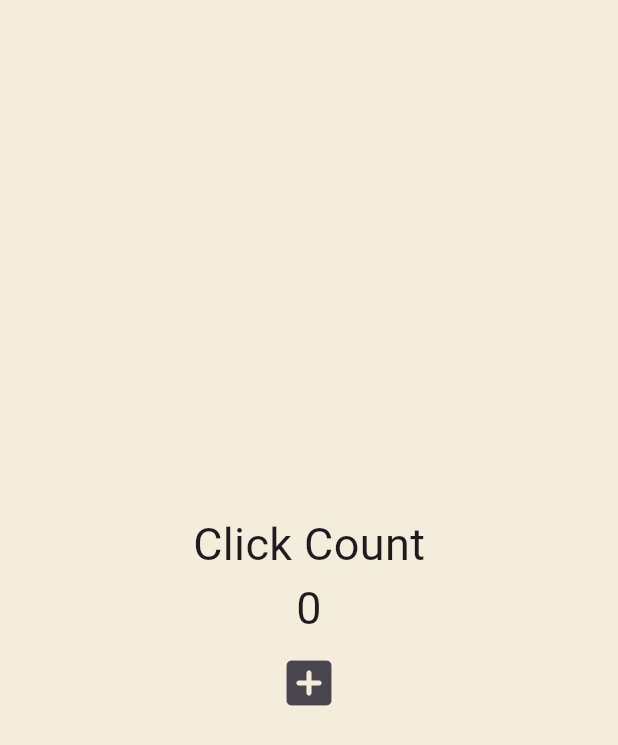
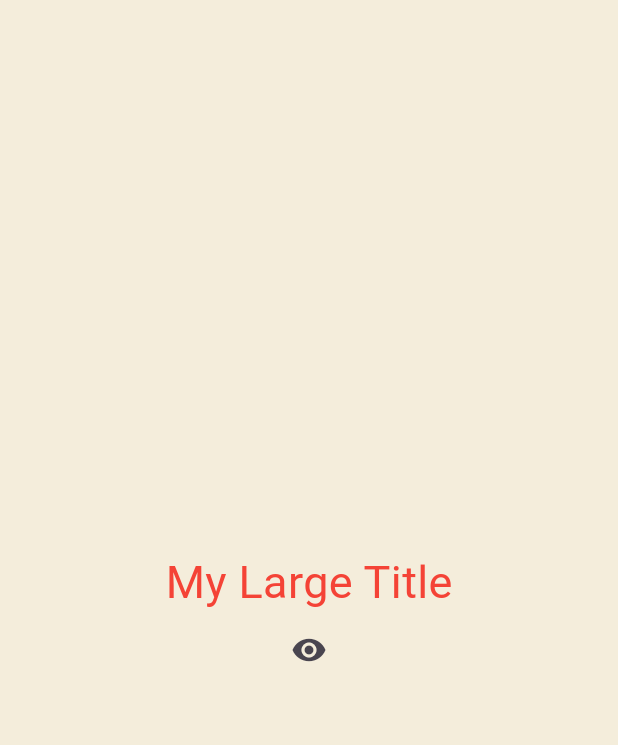
Before and after one commit to GemGemMin/FlutterFomodoroApp, a Flutter app: the screen it shows after launch, on a phone screen of 412 x 824 dp. Shown: the top 745 px of the screen. Run offline on Flutter 3.47's test engine with Material 3 defaults, Android fonts, the phone set to English and light mode, and no system bars.

```diff
--- a/lib/main.dart
+++ b/lib/main.dart
@@ -12,40 +12,50 @@ class App extends StatefulWidget {
 }
 
 class _AppState extends State<App> {
-  int counter = 0;
+  bool showTitle = true;
 
-  void onClicked() {
+  void toggleTitle() {
     setState(() {
-      counter++;
+      showTitle = !showTitle;
     });
   }
 
   @override
+  void initState() {
+    // TODO: implement initState
+    super.initState();
+    print('initState');
+  }
+
+  @override
+  void dispose() {
+    // 위젯이 스크린에서 제거될 때 호출되는 메소드
+    // TODO: implement dispose
+    super.dispose();
+    print('dispose');
+  }
+
+  @override
   Widget build(BuildContext context) {
+    print('build');
     return MaterialApp(
+      theme: ThemeData(
+        textTheme: const TextTheme(
+          titleLarge: TextStyle(
+            color: Colors.red,
+          ),
+        ),
+      ),
       home: Scaffold(
         backgroundColor: const Color(0xFFF4EDDB),
         body: Center(
           child: Column(
             mainAxisAlignment: MainAxisAlignment.center,
             children: [
-              const Text(
-                'Click Count',
-                style: TextStyle(
-                  fontSize: 30,
-                ),
-              ),
-              Text(
-                '$counter',
-                style: const TextStyle(
-                  fontSize: 30,
-                ),
-              ),
+              showTitle ? const MyLargeTitle() : const Text('nothing'),
               IconButton(
-                iconSize: 40,
-                onPressed: onClicked,
-                icon: const Icon(Icons.add_box_rounded),
-              ),
+                  onPressed: toggleTitle,
+                  icon: const Icon(Icons.remove_red_eye))
             ],
           ),
         ),
@@ -53,3 +63,43 @@ class _AppState extends State<App> {
     );
   }
 }
+
+class MyLargeTitle extends StatefulWidget {
+  const MyLargeTitle({
+    super.key,
+  });
+
+  @override
+  State<MyLargeTitle> createState() => _MyLargeTitleState();
+}
+
+class _MyLargeTitleState extends State<MyLargeTitle> {
+  @override
+  void initState() {
+    // TODO: implement initState
+    super.initState();
+    print('initState');
+  }
+
+  @override
+  void dispose() {
+    // 위젯이 스크린에서 제거될 때 호출되는 메소드
+    // TODO: implement dispose
+    super.dispose();
+    print('dispose');
+  }
+
+  @override
+  Widget build(BuildContext context) {
+    return Text(
+      'My Large Title',
+      style: TextStyle(
+        fontSize: 30,
+        color: Theme.of(context) // Theme으로 접근하며 상위 요소의 데이터에 접근할 수 있다.
+            .textTheme
+            .titleLarge! // !를 사용하면 null값이 아니라는 것을 확신하는 것, ?를 사용하면 null값일 수도 있다는 것.
+            .color,
+      ),
+    );
+  }
+}
```
